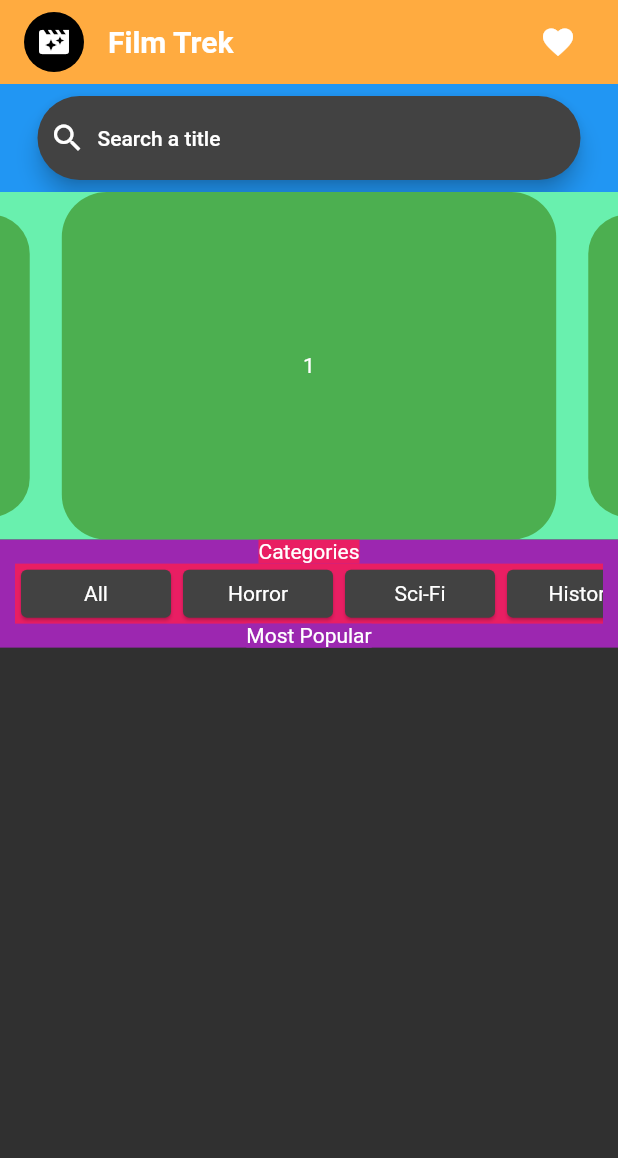
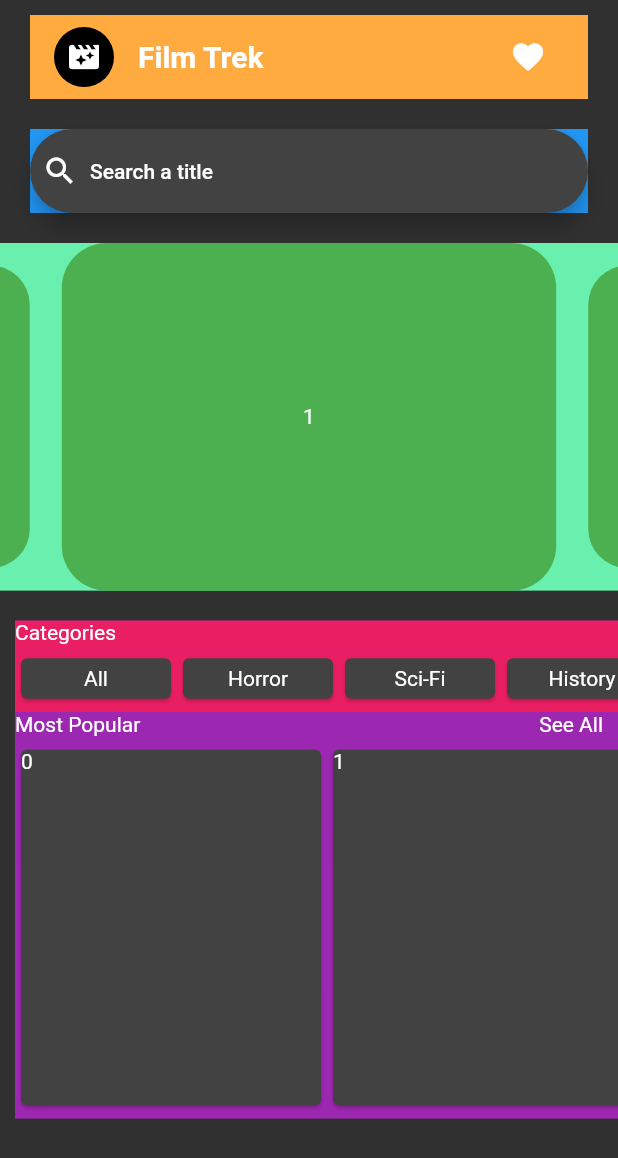
Before and after one commit to scancetin/film_trek, a Flutter app: the screen it shows after launch, on a phone screen of 412 x 824 dp. Shown: the top 1158 px of the screen. Run offline on Flutter 3.47's test engine with Material 2 defaults, Android fonts, the phone set to English and light mode, and no system bars; drawn by our look-alikes of carousel_slider.

Commit message:
home page mock completed

```diff
--- a/lib/views/home/custom_carousel.dart
+++ b/lib/views/home/custom_carousel.dart
@@ -8,7 +8,9 @@ class CustomCarousel extends StatelessWidget {
 
   @override
   Widget build(BuildContext context) {
-    return Container(
+    return Padding(
+      padding: const EdgeInsets.symmetric(vertical: 10),
+      child: Container(
         color: Colors.greenAccent,
         child: CarouselSlider.builder(
             options: CarouselOptions(initialPage: 1, enlargeCenterPage: true),
@@ -16,10 +18,12 @@ class CustomCarousel extends StatelessWidget {
             itemBuilder: (context, index, realIndex) {
               return Container(
                 decoration: BoxDecoration(
-                  borderRadius: BorderRadius.circular(30), color: Colors.green),
+                    borderRadius: BorderRadius.circular(30),
+                    color: Colors.green),
                 child: Center(child: Text(index.toString())),
               );
             }),
+      ),
     );
   }
 }
--- a/lib/views/home/custom_search_bar.dart
+++ b/lib/views/home/custom_search_bar.dart
@@ -7,10 +7,10 @@ class CustomSearchBar extends StatelessWidget {
 
   @override
   Widget build(BuildContext context) {
-    return Container(
-      color: Colors.blue,
-      child: Padding(
-        padding: EdgeInsets.symmetric(horizontal: 25, vertical: 8),
+    return Padding(
+      padding: EdgeInsets.symmetric(horizontal: 20, vertical: 10),
+      child: Container(
+        color: Colors.blue,
         child: SearchBar(
           leading: Icon(Icons.search),
           hintText: "Search a title",
--- a/lib/views/home/home.dart
+++ b/lib/views/home/home.dart
@@ -4,6 +4,7 @@ import 'package:film_trek/views/home/custom_carousel.dart';
 import 'package:film_trek/views/home/custom_search_bar.dart';
 import 'package:film_trek/views/home/home_app_bar.dart';
 import 'package:film_trek/views/home/movies_section.dart';
+import 'package:flutter/gestures.dart';
 import 'package:flutter/material.dart';
 
 class Home extends StatelessWidget {
@@ -13,7 +14,9 @@ class Home extends StatelessWidget {
   Widget build(BuildContext context) {
     return Scaffold(
       body: SafeArea(
-        // bottom: false,
+        bottom: false,
+        child: SingleChildScrollView(
+          dragStartBehavior: DragStartBehavior.down,
           child: Column(
             mainAxisAlignment: MainAxisAlignment.start,
             children: [
@@ -30,6 +33,7 @@ class Home extends StatelessWidget {
             ],
           ),
         ),
+      ),
     );
   }
 }
--- a/lib/views/home/home_app_bar.dart
+++ b/lib/views/home/home_app_bar.dart
@@ -9,10 +9,11 @@ class HomeAppBar extends StatelessWidget {
 
   @override
   Widget build(BuildContext context) {
-    return Container(
+    return Padding(
+      padding: EdgeInsets.symmetric(horizontal: 20, vertical: 10),
+      child: Container(
         color: Colors.orangeAccent,
         child: ListTile(
-        contentPadding: EdgeInsets.symmetric(horizontal: 16),
           leading: CircleAvatar(child: Icon(Icons.movie_filter)),
           title: Text(
             "Film Trek",
@@ -20,6 +21,7 @@ class HomeAppBar extends StatelessWidget {
           ),
           trailing: IconButton(onPressed: () {}, icon: Icon(Icons.favorite)),
         ),
+      ),
     );
   }
 }
--- a/lib/views/home/movies_section.dart
+++ b/lib/views/home/movies_section.dart
@@ -20,14 +20,20 @@ class MoviesSection extends StatelessWidget {
       "Documentary",
     ];
 
-    return Container(
-      padding: EdgeInsets.symmetric(horizontal: 10),
+    return Padding(
+      padding: const EdgeInsets.only(left: 10, top: 10),
+      child: Container(
         color: Colors.purple,
         child: Column(
           mainAxisAlignment: MainAxisAlignment.start,
           children: [
-          Container(color: Colors.pink, child: Text("Categories")),
             Container(
+                padding: EdgeInsets.only(bottom: 5),
+                alignment: Alignment.centerLeft,
+                color: Colors.pink,
+                child: Text("Categories")),
+            Container(
+              padding: EdgeInsets.only(bottom: 5),
               height: 40,
               color: Colors.pink,
               child: ListView.builder(
@@ -44,8 +50,34 @@ class MoviesSection extends StatelessWidget {
                 },
               ),
             ),
+            Padding(
+              padding: const EdgeInsets.only(bottom: 5, right: 10),
+              child: Row(
+                mainAxisAlignment: MainAxisAlignment.spaceBetween,
+                children: [
                   Container(color: Colors.purple, child: Text("Most Popular")),
+                  Container(color: Colors.purple, child: Text("See All")),
                 ],
+              ),
+            ),
+            Container(
+              padding: EdgeInsets.only(bottom: 5),
+              height: 250,
+              child: ListView.builder(
+                scrollDirection: Axis.horizontal,
+                itemCount: 5,
+                itemBuilder: (context, index) {
+                  return Card(
+                    child: Container(
+                      width: 200,
+                      child: Text(index.toString()),
+                    ),
+                  );
+                },
+              ),
+            ),
+          ],
+        ),
       ),
     );
   }
```
Lines whose indentation alone changed are shown as unchanged.
